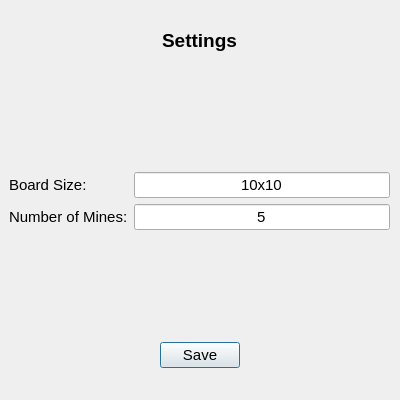
Old version of the form settingswindow.ui in the repository BogdanVeligorskyi/Minesweeper_Qt.
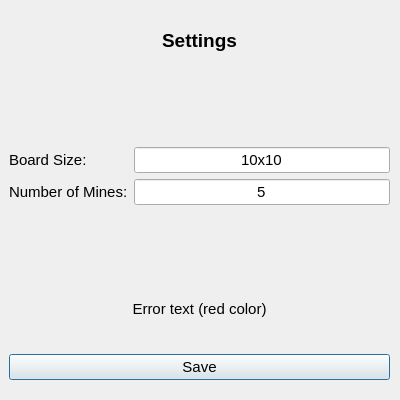
New version of the form.

Commit message: Settings window can check user input

What changed in the file:
```diff
--- a/settingswindow.ui
+++ b/settingswindow.ui
@@ -48,10 +48,13 @@
      <x>9</x>
      <y>90</y>
      <width>381</width>
-     <height>221</height>
+     <height>171</height>
     </rect>
    </property>
    <layout class="QFormLayout" name="formLayout">
+    <property name="fieldGrowthPolicy">
+     <enum>QFormLayout::AllNonFixedFieldsGrow</enum>
+    </property>
     <property name="formAlignment">
      <set>Qt::AlignCenter</set>
     </property>
@@ -118,21 +121,30 @@
   <widget class="QWidget" name="gridLayoutWidget">
    <property name="geometry">
     <rect>
-     <x>10</x>
-     <y>320</y>
+     <x>9</x>
+     <y>269</y>
      <width>381</width>
-     <height>71</height>
+     <height>111</height>
     </rect>
    </property>
-   <layout class="QGridLayout" name="gridLayout">
-    <item row="0" column="0">
+   <layout class="QVBoxLayout" name="verticalLayout_2">
+    <item>
+     <widget class="QLabel" name="labelErrorText">
+      <property name="font">
+       <font>
+        <pointsize>11</pointsize>
+       </font>
+      </property>
+      <property name="text">
+       <string>Error text (red color)</string>
+      </property>
+      <property name="alignment">
+       <set>Qt::AlignCenter</set>
+      </property>
+     </widget>
+    </item>
+    <item>
      <widget class="QPushButton" name="pushSaveButton">
-      <property name="sizePolicy">
-       <sizepolicy hsizetype="Fixed" vsizetype="Fixed">
-        <horstretch>0</horstretch>
-        <verstretch>0</verstretch>
-       </sizepolicy>
-      </property>
       <property name="font">
        <font>
         <pointsize>11</pointsize>
```
Left out of the diff: 34 changed lines with no effect on the pictures. The commit also changes 4 other files.
